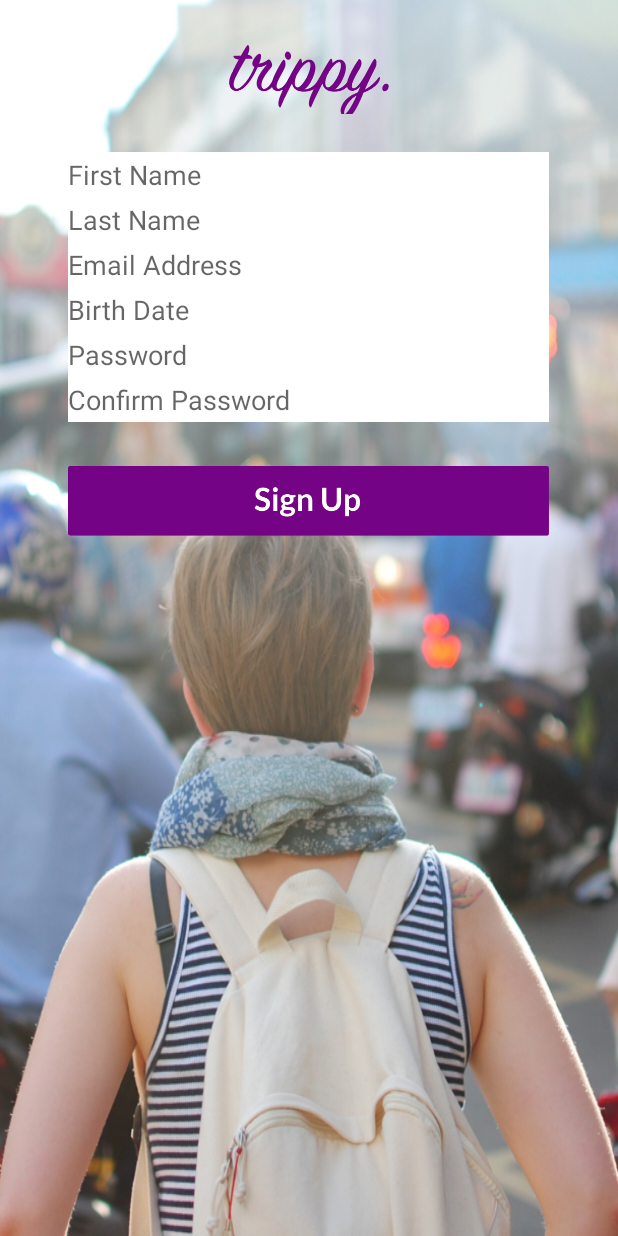
After one commit to cran-io/trippyapp, an Android app: the SignUpActivity screen opened directly, with no data from a screen before it, on a phone screen of 412 x 824 dp. The commit adds this screen. Run offline under Robolectric (Android 15) with nearby library versions, the phone set to English and light mode, and no system bars.

Commit message:
Signup Layout

```diff
--- a/Trippy/src/main/AndroidManifest.xml
+++ b/Trippy/src/main/AndroidManifest.xml
@@ -13,14 +13,14 @@
         android:label="@string/app_name"
         android:supportsRtl="true"
         android:theme="@style/Theme.AppCompat.Light.NoActionBar">
-        <activity
-            android:name=".LoginActivity">
+        <activity android:name=".activities.LoginActivity">
             <intent-filter>
                 <action android:name="android.intent.action.MAIN" />
 
                 <category android:name="android.intent.category.LAUNCHER" />
             </intent-filter>
         </activity>
+        <activity android:name=".activities.SignUpActivity"></activity>
     </application>
 
 </manifest>
--- a/Trippy/src/main/java/io/cran/trippy/LoginActivity.java
+++ b/Trippy/src/main/java/io/cran/trippy/activities/LoginActivity.java
@@ -1,7 +1,9 @@
-package io.cran.trippy;
+package io.cran.trippy.activities;
 
 import android.os.Bundle;
 import android.support.v7.app.AppCompatActivity;
+
+import io.cran.trippy.R;
 
 /**
  * A login screen that offers login via email/password.
--- /dev/null
+++ b/Trippy/src/main/java/io/cran/trippy/activities/SignUpActivity.java
@@ -0,0 +1,15 @@
+package io.cran.trippy.activities;
+
+import android.support.v7.app.AppCompatActivity;
+import android.os.Bundle;
+
+import io.cran.trippy.R;
+
+public class SignUpActivity extends AppCompatActivity {
+
+    @Override
+    protected void onCreate(Bundle savedInstanceState) {
+        super.onCreate(savedInstanceState);
+        setContentView(R.layout.activity_sign_up);
+    }
+}
--- a/Trippy/src/main/res/layout/activity_login.xml
+++ b/Trippy/src/main/res/layout/activity_login.xml
@@ -4,7 +4,7 @@
     android:layout_height="match_parent"
     android:background="@drawable/login_background"
     android:orientation="vertical"
-    tools:context="io.cran.trippy.LoginActivity">
+    tools:context=".activities.LoginActivity">
 
 <ImageView
     android:layout_width="wrap_content"
--- /dev/null
+++ b/Trippy/src/main/res/layout/activity_sign_up.xml
@@ -0,0 +1,103 @@
+<RelativeLayout xmlns:android="http://schemas.android.com/apk/res/android"
+    xmlns:tools="http://schemas.android.com/tools"
+    android:layout_width="match_parent"
+    android:layout_height="match_parent"
+    android:background="@drawable/login_background"
+    android:orientation="vertical"
+    tools:context=".activities.LoginActivity">
+
+    <ImageView
+        android:id="@+id/imageView"
+        android:layout_width="wrap_content"
+        android:layout_height="wrap_content"
+        android:layout_alignParentTop="true"
+        android:layout_centerHorizontal="true"
+        android:layout_marginTop="30sp"
+        android:src="@drawable/trippy_header" />
+
+    <EditText
+        android:layout_marginTop="25sp"
+        android:id="@+id/editText2"
+        android:layout_width="wrap_content"
+        android:layout_height="30sp"
+        android:outlineProvider="background"
+        android:background="#ffffff"
+        android:hint="First Name"
+        android:layout_below="@+id/imageView"
+        android:layout_alignLeft="@+id/editText"
+        android:layout_alignStart="@+id/editText"
+        android:layout_alignRight="@+id/imageView2"
+        android:layout_alignEnd="@+id/imageView2" />
+
+    <EditText
+        android:id="@+id/editText3"
+        android:layout_width="wrap_content"
+        android:layout_height="30sp"
+        android:layout_alignEnd="@+id/editText2"
+        android:layout_alignLeft="@+id/editText2"
+        android:layout_alignRight="@+id/editText2"
+        android:layout_alignStart="@+id/editText2"
+        android:layout_below="@+id/editText2"
+        android:background="#ffffff"
+        android:hint="Last Name" />
+
+    <EditText
+        android:id="@+id/editText6"
+        android:layout_width="wrap_content"
+        android:layout_height="30sp"
+        android:background="#ffffff"
+        android:hint="Email Address"
+        android:layout_below="@+id/editText3"
+        android:layout_alignLeft="@+id/editText3"
+        android:layout_alignStart="@+id/editText3"
+        android:layout_alignRight="@+id/editText3"
+        android:layout_alignEnd="@+id/editText3" />
+
+    <EditText
+        android:id="@+id/editText4"
+        android:layout_width="wrap_content"
+        android:layout_height="30sp"
+        android:layout_alignEnd="@+id/imageView2"
+        android:layout_alignLeft="@+id/editText6"
+        android:layout_alignRight="@+id/imageView2"
+        android:layout_alignStart="@+id/editText6"
+        android:layout_below="@+id/editText6"
+        android:background="#ffffff"
+        android:hint="Birth Date" />
+
+    <EditText
+        android:id="@+id/editText5"
+        android:layout_width="wrap_content"
+        android:layout_height="30sp"
+        android:layout_alignEnd="@+id/editText4"
+        android:layout_alignLeft="@+id/editText4"
+        android:layout_alignRight="@+id/editText4"
+        android:layout_alignStart="@+id/editText4"
+        android:layout_below="@+id/editText4"
+        android:background="#ffffff"
+        android:hint="Password"
+        android:inputType="textPassword" />
+
+    <EditText
+        android:id="@+id/editText"
+        android:layout_width="wrap_content"
+        android:layout_height="30sp"
+        android:background="#ffffff"
+        android:hint="Confirm Password"
+        android:layout_below="@+id/editText5"
+        android:layout_alignLeft="@+id/imageView2"
+        android:layout_alignStart="@+id/imageView2"
+        android:layout_alignRight="@+id/imageView2"
+        android:layout_alignEnd="@+id/imageView2" />
+
+    <ImageView
+        android:id="@+id/imageView2"
+        android:layout_width="wrap_content"
+        android:layout_height="wrap_content"
+        android:src="@drawable/signup_button"
+        android:layout_below="@+id/editText"
+        android:layout_centerHorizontal="true"
+        android:layout_marginTop="29dp" />
+
+
+</RelativeLayout>
--- /dev/null
+++ b/Trippy/src/main/res/values-w820dp/dimens.xml
@@ -0,0 +1,6 @@
+<resources>
+    <!-- Example customization of dimensions originally defined in res/values/dimens.xml
+         (such as screen margins) for screens with more than 820dp of available width. This
+         would include 7" and 10" devices in landscape (~960dp and ~1280dp respectively). -->
+    <dimen name="activity_horizontal_margin">64dp</dimen>
+</resources>
```
Also changed, not shown: Trippy/src/main/res/drawable-hdpi/signup_button.png (added), Trippy/src/main/res/drawable-hdpi/trippy_header.png (added), Trippy/src/main/res/drawable-mdpi/signup_button.png (added), Trippy/src/main/res/drawable-mdpi/trippy_header.png (added), Trippy/src/main/res/drawable-xhdpi/signup_button.png (added), Trippy/src/main/res/drawable-xhdpi/trippy_header.png (added), Trippy/src/main/res/drawable-xxhdpi/signup_button.png (added), Trippy/src/main/res/drawable-xxhdpi/trippy_header.png (added).
